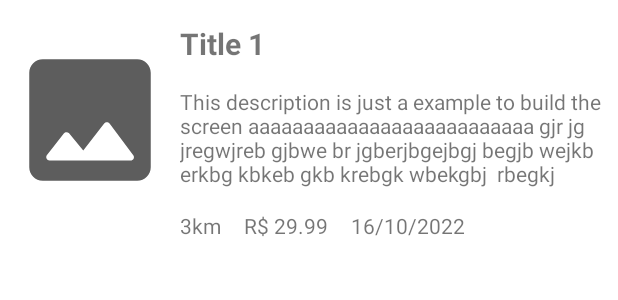
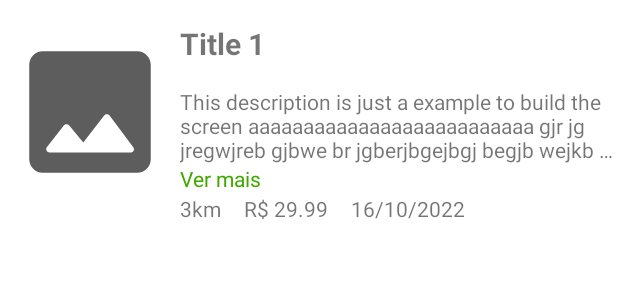
Before and after one commit to AlbertoDoc/WP, an Android app: the layout event_layout.xml on its own in the app's theme, with its tools: preview values and no code run, on a phone screen of 412 x 824 dp. Shown: the top 300 px of the screen. Run offline under Robolectric (Android 15) with nearby library versions, the phone set to English and light mode, and no system bars.

Commit message:
feature(EventAdapter): WIP on expandable textview

```diff
--- a/app/build.gradle
+++ b/app/build.gradle
@@ -52,6 +52,7 @@ dependencies {
     implementation 'com.github.bumptech.glide:glide:4.14.2'
     kapt 'com.github.bumptech.glide:compiler:4.14.2'
     implementation 'com.google.android.gms:play-services-location:21.0.0'
+    implementation 'com.ms-square:expandableTextView:0.1.4'
 
     // Room
     def room_version = "2.4.3"
--- a/app/src/main/java/com/example/wps/events/view/EventsAdapter.kt
+++ b/app/src/main/java/com/example/wps/events/view/EventsAdapter.kt
@@ -40,6 +40,17 @@ class EventsAdapter : RecyclerView.Adapter<EventsAdapter.ViewHolder>() {
         holder.date.text = DateUtil.parseLongToFormattedDateString(event.date)
 
         holder.eventLayout.setOnClickListener { showBottomSheetDialog(event) }
+
+        holder.seeMore.setOnClickListener {
+            //holder.description.maxLines += holder.description.maxLines
+
+            //if (holder.description.lineCount != holder.description.maxLines) {
+              //  holder.seeMore.visibility = View.GONE
+            //}
+
+            holder.description.maxLines = holder.description.lineHeight
+            holder.seeMore.visibility = View.GONE
+        }
     }
 
     override fun getItemCount(): Int {
@@ -59,6 +70,7 @@ class EventsAdapter : RecyclerView.Adapter<EventsAdapter.ViewHolder>() {
     class ViewHolder(itemView: EventLayoutBinding) : RecyclerView.ViewHolder(itemView.root) {
         val title = itemView.eventTitle
         val description = itemView.eventDescription
+        val seeMore = itemView.seeMore
         val image = itemView.eventImage
         val distance = itemView.eventDistance
         val price = itemView.eventPrice
--- a/app/src/main/res/layout/event_layout.xml
+++ b/app/src/main/res/layout/event_layout.xml
@@ -71,29 +71,38 @@
                 android:layout_marginStart="15dp"
                 android:layout_marginTop="15dp"
                 android:text="This description is just a example to build the screen aaaaaaaaaaaaaaaaaaaaaaaaaa gjr jg jregwjreb gjbwe br jgberjbgejbgj begjb wejkb erkbg kbkeb gkb krebgk wbekgbj  rbegkj bekjgb kjerb kjbeek bgkb erkjbkj b kjb"
-                android:maxLines="4"
-                android:lines="4"
-                app:fontFamily="sans-serif"
+                android:maxLines="3"
+                android:ellipsize="end"
                 app:layout_constraintStart_toEndOf="@id/event_image"
                 app:layout_constraintTop_toBottomOf="@id/event_title"
                 app:layout_constraintEnd_toEndOf="parent"/>
+
+            <TextView
+                android:id="@+id/see_more"
+                android:layout_width="wrap_content"
+                android:layout_height="wrap_content"
+                android:text="Ver mais"
+                android:textColor="@color/secondary_color"
+
+                app:layout_constraintLeft_toLeftOf="parent"
+                app:layout_constraintTop_toBottomOf="@id/event_description" />
 
             <TextView
                 android:id="@+id/event_distance"
                 android:layout_width="wrap_content"
                 android:layout_height="wrap_content"
                 android:text="3km"
-                android:layout_marginTop="15dp"
+                android:layout_marginTop="20dp"
 
                 app:layout_constraintTop_toBottomOf="@id/event_description"
-                app:layout_constraintLeft_toLeftOf="@id/event_description"/>
+                app:layout_constraintLeft_toLeftOf="@id/parent"/>
 
             <TextView
                 android:id="@+id/event_price"
                 android:layout_width="wrap_content"
                 android:layout_height="wrap_content"
                 android:text="R$ 29.99"
-                android:layout_marginTop="15dp"
+                android:layout_marginTop="20dp"
                 android:layout_marginLeft="15dp"
 
                 app:layout_constraintTop_toBottomOf="@id/event_description"
@@ -104,7 +113,7 @@
                 android:layout_width="wrap_content"
                 android:layout_height="wrap_content"
                 android:text="16/10/2022"
-                android:layout_marginTop="15dp"
+                android:layout_marginTop="20dp"
                 android:layout_marginLeft="15dp"
 
                 app:layout_constraintTop_toBottomOf="@id/event_description"
--- a/app/src/main/res/values-night/themes.xml
+++ b/app/src/main/res/values-night/themes.xml
@@ -2,15 +2,15 @@
     <!-- Base application theme. -->
     <style name="Theme.WPS" parent="Theme.MaterialComponents.DayNight.DarkActionBar">
         <!-- Primary brand color. -->
-        <item name="colorPrimary">@color/purple_200</item>
-        <item name="colorPrimaryVariant">@color/purple_700</item>
+        <item name="colorPrimary">@color/secondary_color</item>
+        <item name="colorPrimaryVariant">@color/secondary_color</item>
         <item name="colorOnPrimary">@color/black</item>
         <!-- Secondary brand color. -->
         <item name="colorSecondary">@color/teal_200</item>
         <item name="colorSecondaryVariant">@color/teal_200</item>
         <item name="colorOnSecondary">@color/black</item>
         <!-- Status bar color. -->
-        <item name="android:statusBarColor" tools:targetApi="l">?attr/colorPrimaryVariant</item>
+        <item name="android:statusBarColor" tools:targetApi="l">?attr/colorPrimary</item>
         <!-- Customize your theme here. -->
     </style>
 </resources>
--- a/app/src/main/res/values/colors.xml
+++ b/app/src/main/res/values/colors.xml
@@ -1,7 +1,7 @@
 <?xml version="1.0" encoding="utf-8"?>
 <resources>
-    <color name="primary_color">#40A900</color>
-    <color name="secondary_color">#57E203</color>
+    <color name="primary_color">#57E203</color>
+    <color name="secondary_color">#40A900</color>
     <color name="purple_200">#FFBB86FC</color>
     <color name="purple_500">#FF6200EE</color>
     <color name="purple_700">#FF3700B3</color>
```
